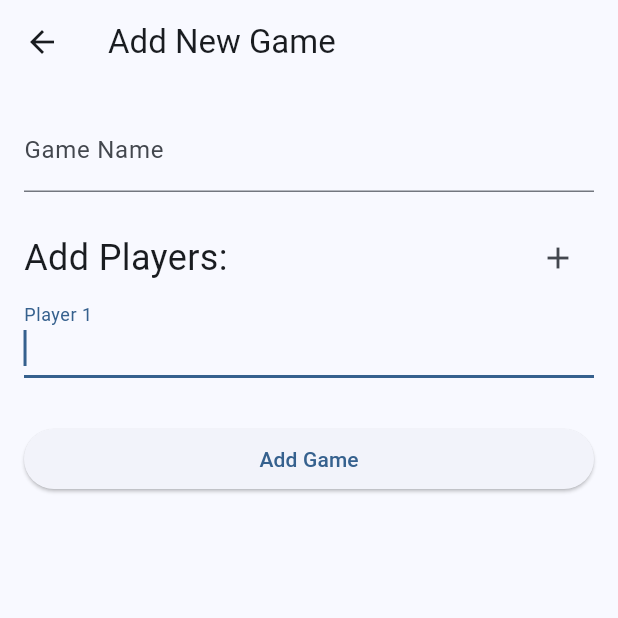
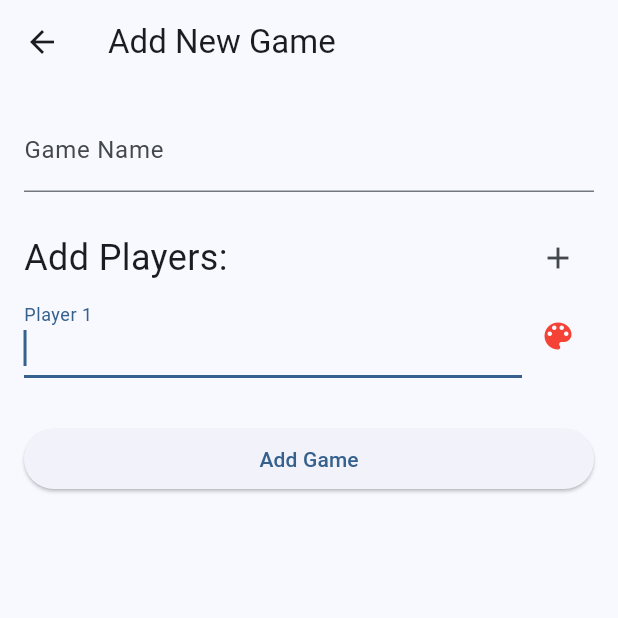
Before and after one commit to Chonli/game-counter, a Flutter app: the AddGamePage screen opened by its route, on a phone screen of 412 x 824 dp, the top half of it. Run offline on Flutter 3.47's test engine with Material 3 defaults, Android fonts, the phone set to English and light mode, and no system bars; our stand-ins replace dart_mappable, fl_chart, flutter_colorpicker, flutter_hooks, go_router, hooks_riverpod and 2 more; generated files the repository leaves out were written again.

Commit message:
feat(color_picker): add color picker to customize user

```diff
--- a/lib/l10n/app_en.arb
+++ b/lib/l10n/app_en.arb
@@ -21,6 +21,7 @@
   "add_round_title": "Add a round",
   "common_cancel": "Cancel",
   "common_delete": "Delete",
+  "common_ok": "Ok",
   "delete_game": "Delete Game",
   "delete_game_confirmation": "Are you sure you want to delete this game?",
   "error_loading_games": "Error loading games.",
--- a/lib/l10n/app_fr.arb
+++ b/lib/l10n/app_fr.arb
@@ -21,6 +21,7 @@
   "add_round_title": "Ajouter un tour",
   "common_cancel": "Annuler",
   "common_delete": "Supprimer",
+  "common_ok": "Ok",
   "delete_game": "Supprimer la partie",
   "delete_game_confirmation": "Êtes-vous sûr de vouloir supprimer cette partie ?",
   "error_loading_games": "Erreur lors du chargement des parties.",
--- a/lib/l10n/app_localizations.dart
+++ b/lib/l10n/app_localizations.dart
@@ -224,6 +224,12 @@ abstract class AppLocalizations {
   /// **'Delete'**
   String get common_delete;
 
+  /// No description provided for @common_ok.
+  ///
+  /// In en, this message translates to:
+  /// **'Ok'**
+  String get common_ok;
+
   /// No description provided for @delete_game.
   ///
   /// In en, this message translates to:
--- a/lib/l10n/app_localizations_en.dart
+++ b/lib/l10n/app_localizations_en.dart
@@ -72,6 +72,9 @@ class AppLocalizationsEn extends AppLocalizations {
   String get common_delete => 'Delete';
 
   @override
+  String get common_ok => 'Ok';
+
+  @override
   String get delete_game => 'Delete Game';
 
   @override
--- a/lib/l10n/app_localizations_fr.dart
+++ b/lib/l10n/app_localizations_fr.dart
@@ -72,6 +72,9 @@ class AppLocalizationsFr extends AppLocalizations {
   String get common_delete => 'Supprimer';
 
   @override
+  String get common_ok => 'Ok';
+
+  @override
   String get delete_game => 'Supprimer la partie';
 
   @override
--- a/lib/module/add_game/add_game_page.dart
+++ b/lib/module/add_game/add_game_page.dart
@@ -1,4 +1,5 @@
 import 'package:flutter/material.dart';
+import 'package:flutter_colorpicker/flutter_colorpicker.dart';
 import 'package:flutter_hooks/flutter_hooks.dart';
 import 'package:go_router/go_router.dart';
 import 'package:hooks_riverpod/hooks_riverpod.dart';
@@ -6,6 +7,29 @@ import 'package:score_counter/l10n/l10n.dart';
 import 'package:score_counter/model/game.dart';
 import 'package:score_counter/model/player.dart';
 import 'package:score_counter/notifier/games.dart';
+
+const List<Color> _availableColors = [
+  Colors.red,
+  Colors.pink,
+  Colors.purple,
+  Colors.deepPurple,
+  Colors.indigo,
+  Colors.blue,
+  Colors.lightBlue,
+  Colors.cyan,
+  Colors.teal,
+  Colors.green,
+  Colors.lightGreen,
+  Colors.lime,
+  Colors.yellow,
+  Colors.amber,
+  Colors.orange,
+  Colors.deepOrange,
+  Colors.brown,
+  Colors.grey,
+  Colors.blueGrey,
+  Colors.black,
+];
 
 class AddGamePage extends HookConsumerWidget {
   AddGamePage({super.key});
@@ -18,18 +42,18 @@ class AddGamePage extends HookConsumerWidget {
     final nameController = useTextEditingController();
     final playerControllers = useState<List<TextEditingController>>([]);
     final playerFocusNodes = useState<List<FocusNode>>([]);
+    final playerColors = useState<List<Color>>([]);
     final nameFocusNode = useFocusNode();
 
-    // Function to add a new player field
     void addPlayerField() {
       final newController = TextEditingController();
       final newFocusNode = FocusNode();
       playerControllers.value = [...playerControllers.value, newController];
       playerFocusNodes.value = [...playerFocusNodes.value, newFocusNode];
+      playerColors.value = [...playerColors.value, _availableColors.first];
       newFocusNode.requestFocus();
     }
 
-    // Call addPlayerField once at the first build
     useEffect(() {
       addPlayerField();
       return null;
@@ -50,7 +74,6 @@ class AddGamePage extends HookConsumerWidget {
                   labelText: l10n.add_game_name_field,
                 ),
                 onFieldSubmitted: (_) {
-                  // Move focus to the first player field when the name field is submitted
                   if (playerFocusNodes.value.isNotEmpty) {
                     playerFocusNodes.value.first.requestFocus();
                   }
@@ -79,6 +102,9 @@ class AddGamePage extends HookConsumerWidget {
                 final focusNode = playerFocusNodes.value[index];
                 return Padding(
                   padding: EdgeInsets.only(bottom: 10),
+                  child: Row(
+                    children: [
+                      Expanded(
                         child: TextFormField(
                           controller: controller,
                           focusNode: focusNode,
@@ -86,7 +112,6 @@ class AddGamePage extends HookConsumerWidget {
                             labelText: "${l10n.player} ${index + 1}",
                           ),
                           onFieldSubmitted: (_) {
-                      // Move focus to the next player field or add a new one if it's the last field
                             if (index < playerControllers.value.length - 1) {
                               playerFocusNodes.value[index + 1].requestFocus();
                             } else {
@@ -94,6 +119,48 @@ class AddGamePage extends HookConsumerWidget {
                               playerFocusNodes.value.last.requestFocus();
                             }
                           },
+                        ),
+                      ),
+                      IconButton(
+                        icon: Icon(
+                          Icons.color_lens,
+                          color: playerColors.value[index],
+                        ),
+                        onPressed: () {
+                          showDialog(
+                            context: context,
+                            builder: (BuildContext context) {
+                              return AlertDialog(
+                                title: Text('Pick a color!'),
+                                content: SingleChildScrollView(
+                                  child: BlockPicker(
+                                    pickerColor: playerColors.value[index],
+                                    availableColors: _availableColors,
+                                    onColorChanged: (Color color) {
+                                      playerColors.value = [
+                                        ...playerColors.value.sublist(0, index),
+                                        color,
+                                        ...playerColors.value.sublist(
+                                          index + 1,
+                                        ),
+                                      ];
+                                    },
+                                  ),
+                                ),
+                                actions: <Widget>[
+                                  ElevatedButton(
+                                    child: Text(l10n.common_ok),
+                                    onPressed: () {
+                                      Navigator.of(context).pop();
+                                    },
+                                  ),
+                                ],
+                              );
+                            },
+                          );
+                        },
+                      ),
+                    ],
                   ),
                 );
               }),
@@ -104,6 +171,7 @@ class AddGamePage extends HookConsumerWidget {
                     (player) => player.text.isNotEmpty,
                   );
                   if (_key.currentState!.validate() &&
+                      nameController.text.isNotEmpty &&
                       validPlayers.isNotEmpty) {
                     final name = nameController.text;
                     int i = 0;
@@ -118,9 +186,7 @@ class AddGamePage extends HookConsumerWidget {
                                 (player) => Player(
                                   id: 0,
                                   name: player.text,
-                                  color:
-                                      Colors.primaries[i++ %
-                                          Colors.primaries.length],
+                                  color: playerColors.value[i++],
                                 ),
                               )
                               .toList(),
```
Also changed, not shown: lib/module/game/add_round/add_round_page.dart (+7 -1 lines), pubspec.yaml (+5 -4 lines), pubspec.lock. Lines whose indentation alone changed are shown as unchanged.
